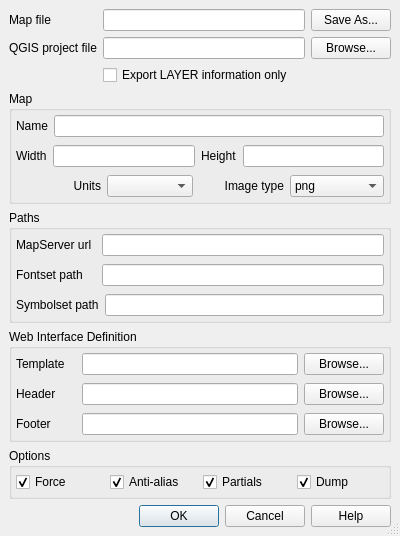
Qt form python/plugins/mapserver_export/qgsmapserverexportbase.ui (qgis/QGIS) before a commit.
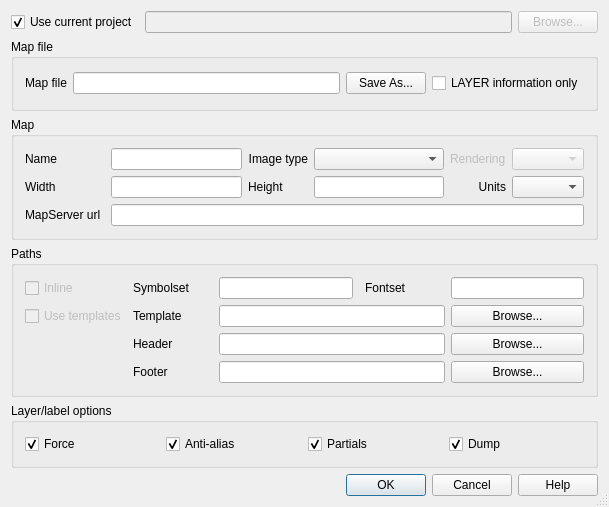
The same form after that commit.

What changed in the file:
```diff
--- a/python/plugins/mapserver_export/qgsmapserverexportbase.ui
+++ b/python/plugins/mapserver_export/qgsmapserverexportbase.ui
@@ -7,8 +7,8 @@
    <rect>
     <x>0</x>
     <y>0</y>
-    <width>400</width>
-    <height>522</height>
+    <width>609</width>
+    <height>507</height>
    </rect>
   </property>
   <property name="windowTitle">
@@ -17,177 +17,107 @@
   <property name="sizeGripEnabled">
    <bool>true</bool>
   </property>
-  <layout class="QGridLayout">
-   <property name="margin">
-    <number>9</number>
-   </property>
-   <property name="spacing">
-    <number>6</number>
-   </property>
-   <item row="5" column="0" colspan="3">
-    <widget class="QGroupBox" name="grpWeb">
+  <layout class="QGridLayout" name="gridLayout">
+   <item row="0" column="0">
+    <widget class="QCheckBox" name="checkBoxCurrentProject">
+     <property name="text">
+      <string>Use current project</string>
+     </property>
+     <property name="checked">
+      <bool>true</bool>
+     </property>
+    </widget>
+   </item>
+   <item row="0" column="1">
+    <widget class="QLineEdit" name="txtQgisFilePath">
+     <property name="enabled">
+      <bool>false</bool>
+     </property>
+     <property name="toolTip">
+      <string>Full path to the QGIS project file to export to MapServer map format</string>
+     </property>
+    </widget>
+   </item>
+   <item row="0" column="2">
+    <widget class="QPushButton" name="btnChooseProjectFile">
+     <property name="enabled">
+      <bool>false</bool>
+     </property>
+     <property name="text">
+      <string>Browse...</string>
+     </property>
+    </widget>
+   </item>
+   <item row="1" column="0" colspan="3">
+    <widget class="QGroupBox" name="groupBox">
      <property name="title">
-      <string>Web Interface Definition</string>
+      <string>Map file</string>
      </property>
-     <layout class="QGridLayout">
-      <property name="margin">
-       <number>0</number>
-      </property>
-      <property name="spacing">
-       <number>0</number>
-      </property>
+     <layout class="QGridLayout" name="gridLayout_3">
       <item row="0" column="0">
-       <layout class="QHBoxLayout">
-        <property name="spacing">
-         <number>6</number>
-        </property>
-        <property name="margin">
-         <number>4</number>
-        </property>
-        <item>
-         <widget class="QLabel" name="textLabel5_2">
-          <property name="minimumSize">
-           <size>
-            <width>60</width>
-            <height>0</height>
-           </size>
-          </property>
+       <widget class="QLabel" name="textLabel7">
           <property name="text">
-           <string>Template</string>
+         <string>Map file</string>
           </property>
           <property name="buddy">
            <cstring>txtWebTemplate</cstring>
           </property>
          </widget>
         </item>
-        <item>
-         <widget class="QLineEdit" name="txtWebTemplate">
+      <item row="0" column="1">
+       <widget class="QLineEdit" name="txtMapFilePath">
           <property name="toolTip">
            <string>Path to the MapServer template file</string>
           </property>
          </widget>
         </item>
-        <item>
-         <widget class="QPushButton" name="btnChooseTemplateFile">
+      <item row="0" column="2">
+       <widget class="QPushButton" name="btnChooseFile">
           <property name="text">
-           <string>Browse...</string>
+         <string>Save As...</string>
           </property>
          </widget>
         </item>
-       </layout>
-      </item>
-      <item row="1" column="0">
-       <layout class="QHBoxLayout">
-        <property name="spacing">
-         <number>6</number>
+      <item row="0" column="3">
+       <widget class="QCheckBox" name="chkExpLayersOnly">
+        <property name="toolTip">
+         <string>If checked, only the layer information will be processed</string>
         </property>
-        <property name="margin">
-         <number>4</number>
-        </property>
-        <item>
-         <widget class="QLabel" name="textLabel5">
-          <property name="minimumSize">
-           <size>
-            <width>60</width>
-            <height>0</height>
-           </size>
-          </property>
           <property name="text">
-           <string>Header</string>
-          </property>
-          <property name="buddy">
-           <cstring>txtWebHeader</cstring>
-          </property>
-         </widget>
-        </item>
-        <item>
-         <widget class="QLineEdit" name="txtWebHeader"/>
-        </item>
-        <item>
-         <widget class="QPushButton" name="btnChooseHeaderFile">
-          <property name="text">
-           <string>Browse...</string>
-          </property>
-         </widget>
-        </item>
-       </layout>
-      </item>
-      <item row="2" column="0">
-       <layout class="QHBoxLayout">
-        <property name="spacing">
-         <number>6</number>
-        </property>
-        <property name="margin">
-         <number>4</number>
-        </property>
-        <item>
-         <widget class="QLabel" name="textLabel5_3">
-          <property name="minimumSize">
-           <size>
-            <width>60</width>
-            <height>0</height>
-           </size>
-          </property>
-          <property name="text">
-           <string>Footer</string>
-          </property>
-          <property name="buddy">
-           <cstring>txtWebFooter</cstring>
-          </property>
-         </widget>
-        </item>
-        <item>
-         <widget class="QLineEdit" name="txtWebFooter"/>
-        </item>
-        <item>
-         <widget class="QPushButton" name="btnChooseFooterFile">
-          <property name="text">
-           <string>Browse...</string>
-          </property>
-         </widget>
-        </item>
-       </layout>
-      </item>
-     </layout>
-    </widget>
-   </item>
-   <item row="3" column="0" colspan="3">
+         <string>LAYER information only</string>
+        </property>
+       </widget>
+      </item>
+     </layout>
+    </widget>
+   </item>
+   <item row="2" column="0" colspan="3">
     <widget class="QGroupBox" name="grpMap">
      <property name="title">
       <string>Map</string>
      </property>
-     <layout class="QGridLayout">
-      <property name="margin">
-       <number>0</number>
-      </property>
-      <property name="spacing">
-       <number>0</number>
-      </property>
-      <item row="2" column="0">
-       <layout class="QHBoxLayout">
-        <property name="spacing">
-         <number>6</number>
-        </property>
-        <property name="margin">
-         <number>4</number>
-        </property>
-        <item>
-         <widget class="QLabel" name="textLabel3">
+     <layout class="QGridLayout" name="gridLayout_2">
+      <item row="0" column="0">
+       <widget class="QLabel" name="textLabel1">
+        <property name="toolTip">
+         <string/>
+        </property>
           <property name="text">
-           <string>Units</string>
-          </property>
-          <property name="alignment">
-           <set>Qt::AlignRight|Qt::AlignTrailing|Qt::AlignVCenter</set>
+         <string>Name</string>
           </property>
           <property name="buddy">
            <cstring>cmbMapUnits</cstring>
           </property>
          </widget>
         </item>
-        <item>
-         <widget class="QComboBox" name="cmbMapUnits"/>
-        </item>
-        <item>
+      <item row="0" column="1">
+       <widget class="QLineEdit" name="txtMapName">
+        <property name="toolTip">
+         <string>Prefix attached to map, scalebar and legend GIF filenames created using this MapFile</string>
+        </property>
+       </widget>
+      </item>
+      <item row="0" column="2">
          <widget class="QLabel" name="textLabel4">
           <property name="text">
            <string>Image type</string>
@@ -200,56 +130,27 @@
           </property>
          </widget>
         </item>
-        <item>
-         <widget class="QComboBox" name="cmbMapImageType">
-          <item>
-           <property name="text">
-            <string>png</string>
-           </property>
-          </item>
-          <item>
-           <property name="text">
-            <string>gif</string>
-           </property>
-          </item>
-          <item>
+      <item row="0" column="3">
+       <widget class="QComboBox" name="cmbMapImageType"/>
+      </item>
+      <item row="0" column="4">
+       <widget class="QLabel" name="label">
+        <property name="enabled">
+         <bool>false</bool>
+        </property>
            <property name="text">
-            <string>gtiff</string>
-           </property>
-          </item>
-          <item>
-           <property name="text">
-            <string>jpeg</string>
-           </property>
-          </item>
-          <item>
-           <property name="text">
-            <string>swf</string>
-           </property>
-          </item>
-          <item>
-           <property name="text">
-            <string>userdefined</string>
-           </property>
-          </item>
-          <item>
-           <property name="text">
-            <string>wbmp</string>
-           </property>
-          </item>
-         </widget>
-        </item>
-       </layout>
+         <string>Rendering</string>
+        </property>
+       </widget>
+      </item>
+      <item row="0" column="5">
+       <widget class="QComboBox" name="comboBox">
+        <property name="enabled">
+         <bool>false</bool>
+        </property>
+       </widget>
       </item>
       <item row="1" column="0">
-       <layout class="QHBoxLayout">
-        <property name="spacing">
-         <number>6</number>
-        </property>
-        <property name="margin">
-         <number>4</number>
-        </property>
-        <item>
          <widget class="QLabel" name="textLabel2">
           <property name="text">
            <string>Width</string>
@@ -259,10 +160,10 @@
           </property>
          </widget>
         </item>
-        <item>
+      <item row="1" column="1">
          <widget class="QLineEdit" name="txtMapWidth"/>
         </item>
-        <item>
+      <item row="1" column="2">
          <widget class="QLabel" name="textLabel2_2">
           <property name="text">
            <string>Height</string>
@@ -272,79 +173,185 @@
           </property>
          </widget>
         </item>
-        <item>
+      <item row="1" column="3">
          <widget class="QLineEdit" name="txtMapHeight"/>
         </item>
-       </layout>
+      <item row="1" column="4">
+       <widget class="QLabel" name="textLabel3">
+        <property name="text">
+         <string>Units</string>
+        </property>
+        <property name="alignment">
+         <set>Qt::AlignRight|Qt::AlignTrailing|Qt::AlignVCenter</set>
+        </property>
+        <property name="buddy">
+         <cstring>cmbMapUnits</cstring>
+        </property>
+       </widget>
       </item>
-      <item row="0" column="0">
-       <layout class="QHBoxLayout">
-        <property name="spacing">
-         <number>6</number>
+      <item row="1" column="5">
+       <widget class="QComboBox" name="cmbMapUnits"/>
+      </item>
+      <item row="2" column="0">
+       <widget class="QLabel" name="textLabelMapServerUrl">
+        <property name="minimumSize">
+         <size>
+          <width>80</width>
+          <height>0</height>
+         </size>
         </property>
-        <property name="margin">
-         <number>4</number>
+        <property name="text">
+         <string>MapServer url</string>
         </property>
-        <item>
-         <widget class="QLabel" name="textLabel1">
+        <property name="buddy">
+         <cstring>txtMapServerUrl</cstring>
+        </property>
+       </widget>
+      </item>
+      <item row="2" column="1" colspan="5">
+       <widget class="QLineEdit" name="txtMapServerUrl">
           <property name="toolTip">
+         <string>The URL to the mapserver executable.
+
+For example: 
+http://my.host.com/cgi-bin/mapserv.exe</string>
+        </property>
+        <property name="text">
            <string/>
           </property>
-          <property name="text">
-           <string>Name</string>
-          </property>
-          <property name="buddy">
-           <cstring>txtMapName</cstring>
-          </property>
-         </widget>
-        </item>
-        <item>
-         <widget class="QLineEdit" name="txtMapName">
-          <property name="toolTip">
-           <string>Prefix attached to map, scalebar and legend GIF filenames created using this MapFile</string>
-          </property>
-         </widget>
-        </item>
-       </layout>
-      </item>
-     </layout>
+       </widget>
+      </item>
+     </layout>
     </widget>
    </item>
+   <item row="3" column="0" colspan="3">
+    <widget class="QGroupBox" name="grpPaths">
+     <property name="title">
+      <string>Paths</string>
+     </property>
+     <layout class="QGridLayout" name="gridLayout_4">
    <item row="0" column="0">
-    <widget class="QLabel" name="textLabel7">
+       <widget class="QCheckBox" name="checkBoxInlineFontAndSymbol">
+        <property name="enabled">
+         <bool>false</bool>
+        </property>
      <property name="text">
-      <string>Map file</string>
-     </property>
-     <property name="buddy">
-      <cstring>txtMapFilePath</cstring>
+         <string>Inline</string>
+        </property>
+        <property name="checked">
+         <bool>false</bool>
      </property>
     </widget>
    </item>
    <item row="0" column="1">
-    <widget class="QLineEdit" name="txtMapFilePath">
-     <property name="toolTip">
-      <string>Name for the map file to be created from the QGIS project file</string>
-     </property>
-    </widget>
-   </item>
-   <item row="1" column="2">
-    <widget class="QPushButton" name="btnChooseProjectFile">
+       <widget class="QLabel" name="textLabelSymbolsetPath">
+        <property name="enabled">
+         <bool>true</bool>
+        </property>
+        <property name="minimumSize">
+         <size>
+          <width>80</width>
+          <height>0</height>
+         </size>
+        </property>
      <property name="text">
-      <string>Browse...</string>
-     </property>
-    </widget>
-   </item>
-   <item row="1" column="1">
-    <widget class="QLineEdit" name="txtQgisFilePath">
-     <property name="toolTip">
-      <string>Full path to the QGIS project file to export to MapServer map format</string>
+         <string>Symbolset</string>
+        </property>
+        <property name="buddy">
+         <cstring>txtSymbolsetPath</cstring>
      </property>
     </widget>
    </item>
    <item row="1" column="0">
-    <widget class="QLabel" name="textLabel7_2">
+       <widget class="QCheckBox" name="checkBoxUseTemplates">
+        <property name="enabled">
+         <bool>false</bool>
+        </property>
      <property name="text">
-      <string>QGIS project file</string>
+         <string>Use templates</string>
+        </property>
+       </widget>
+      </item>
+      <item row="1" column="2" colspan="3">
+       <widget class="QLineEdit" name="txtWebTemplate">
+        <property name="enabled">
+         <bool>true</bool>
+        </property>
+        <property name="toolTip">
+         <string>Path to the MapServer template file</string>
+        </property>
+       </widget>
+      </item>
+      <item row="1" column="5">
+       <widget class="QPushButton" name="btnChooseTemplateFile">
+        <property name="enabled">
+         <bool>true</bool>
+        </property>
+        <property name="text">
+         <string>Browse...</string>
+        </property>
+       </widget>
+      </item>
+      <item row="2" column="2" colspan="3">
+       <widget class="QLineEdit" name="txtWebHeader">
+        <property name="enabled">
+         <bool>true</bool>
+        </property>
+       </widget>
+      </item>
+      <item row="2" column="5">
+       <widget class="QPushButton" name="btnChooseHeaderFile">
+        <property name="enabled">
+         <bool>true</bool>
+        </property>
+        <property name="text">
+         <string>Browse...</string>
+        </property>
+       </widget>
+      </item>
+      <item row="3" column="2" colspan="3">
+       <widget class="QLineEdit" name="txtWebFooter">
+        <property name="enabled">
+         <bool>true</bool>
+        </property>
+       </widget>
+      </item>
+      <item row="3" column="5">
+       <widget class="QPushButton" name="btnChooseFooterFile">
+        <property name="enabled">
+         <bool>true</bool>
+        </property>
+        <property name="text">
+         <string>Browse...</string>
+        </property>
+       </widget>
+      </item>
+      <item row="0" column="5">
+       <widget class="QLineEdit" name="txtFontsetPath">
+        <property name="enabled">
+         <bool>true</bool>
+        </property>
+        <property name="toolTip">
+         <string>The file name of the fonts file.</string>
+        </property>
+        <property name="text">
+         <string/>
+        </property>
+       </widget>
+      </item>
+      <item row="0" column="4">
+       <widget class="QLabel" name="textLabelFontsetPath">
+        <property name="enabled">
+         <bool>true</bool>
+        </property>
+        <property name="minimumSize">
+         <size>
+          <width>80</width>
+          <height>0</height>
+         </size>
+        </property>
+        <property name="text">
+         <string>Fontset</string>
      </property>
      <property name="buddy">
       <cstring>txtQgisFilePath</cstring>
@@ -352,30 +359,86 @@
     </widget>
    </item>
    <item row="0" column="2">
-    <widget class="QPushButton" name="btnChooseFile">
-     <property name="text">
-      <string>Save As...</string>
-     </property>
-    </widget>
-   </item>
-   <item row="2" column="1" colspan="2">
-    <widget class="QCheckBox" name="chkExpLayersOnly">
+       <widget class="QLineEdit" name="txtSymbolsetPath">
+        <property name="enabled">
+         <bool>true</bool>
+        </property>
      <property name="toolTip">
       <string>If checked, only the layer information will be processed</string>
      </property>
      <property name="text">
-      <string>Export LAYER information only</string>
+         <string/>
      </property>
     </widget>
    </item>
-   <item row="7" column="0" colspan="3">
+      <item row="1" column="1">
+       <widget class="QLabel" name="textLabel5_2">
+        <property name="enabled">
+         <bool>true</bool>
+        </property>
+        <property name="minimumSize">
+         <size>
+          <width>60</width>
+          <height>0</height>
+         </size>
+        </property>
+        <property name="text">
+         <string>Template</string>
+        </property>
+        <property name="buddy">
+         <cstring>txtWebTemplate</cstring>
+        </property>
+       </widget>
+      </item>
+      <item row="2" column="1">
+       <widget class="QLabel" name="textLabel5">
+        <property name="enabled">
+         <bool>true</bool>
+        </property>
+        <property name="minimumSize">
+         <size>
+          <width>60</width>
+          <height>0</height>
+         </size>
+        </property>
+        <property name="text">
+         <string>Header</string>
+        </property>
+        <property name="buddy">
+         <cstring>txtWebHeader</cstring>
+        </property>
+       </widget>
+      </item>
+      <item row="3" column="1">
+       <widget class="QLabel" name="textLabel5_3">
+        <property name="enabled">
+         <bool>true</bool>
+        </property>
+        <property name="minimumSize">
+         <size>
+          <width>60</width>
+          <height>0</height>
+         </size>
+        </property>
+        <property name="text">
+         <string>Footer</string>
+        </property>
+        <property name="buddy">
+         <cstring>txtWebFooter</cstring>
+        </property>
+       </widget>
+      </item>
+     </layout>
+    </widget>
+   </item>
+   <item row="6" column="0" colspan="3">
     <widget class="QDialogButtonBox" name="buttonBox">
      <property name="standardButtons">
       <set>QDialogButtonBox::Cancel|QDialogButtonBox::Help|QDialogButtonBox::Ok</set>
      </property>
     </widget>
    </item>
-   <item row="6" column="0" colspan="3">
+   <item row="4" column="0" colspan="3">
     <widget class="QGroupBox" name="grpOptions">
      <property name="sizePolicy">
       <sizepolicy hsizetype="Expanding" vsizetype="Fixed">
@@ -384,24 +447,10 @@
       </sizepolicy>
      </property>
      <property name="title">
-      <string>Options</string>
+      <string>Layer/label options</string>
      </property>
-     <layout class="QGridLayout" name="gridLayout" rowstretch="0" rowminimumheight="0">
-      <property name="margin">
-       <number>0</number>
-      </property>
-      <property name="spacing">
-       <number>0</number>
-      </property>
+     <layout class="QGridLayout" name="gridLayout_5">
       <item row="0" column="0">
-       <layout class="QHBoxLayout" name="optionsLayout" stretch="0,0,0,0">
-        <property name="sizeConstraint">
-         <enum>QLayout::SetDefaultConstraint</enum>
-        </property>
-        <property name="margin">
-         <number>4</number>
-        </property>
-        <item>
          <widget class="QCheckBox" name="checkBoxForce">
           <property name="toolTip">
            <string>Forces labels on, regardless of collisions. Available only for cached labels.</string>
@@ -414,7 +463,7 @@
           </property>
          </widget>
         </item>
-        <item>
+      <item row="0" column="1">
          <widget class="QCheckBox" name="checkBoxAntiAlias">
           <property name="toolTip">
            <string>Should text be antialiased? Note that this requires more available colors, decreases drawing performance, and results in slightly larger output images.</string>
@@ -427,7 +476,7 @@
           </property>
          </widget>
         </item>
-        <item>
+      <item row="0" column="2">
          <widget class="QCheckBox" name="checkBoxPartials">
           <property name="toolTip">
            <string>Can text run off the edge of the map?</string>
@@ -440,7 +489,7 @@
           </property>
          </widget>
         </item>
-        <item>
+      <item row="0" column="3">
          <widget class="QCheckBox" name="checkBoxDump">
           <property name="toolTip">
            <string>Check to allow MapServer to return data in GML format. Useful when used with WMS GetFeatureInfo operations.</string>
@@ -454,143 +503,6 @@
          </widget>
         </item>
        </layout>
-      </item>
-     </layout>
-    </widget>
-   </item>
-   <item row="4" column="0" colspan="3">
-    <widget class="QGroupBox" name="grpPaths">
-     <property name="title">
-      <string>Paths</string>
-     </property>
-     <layout class="QGridLayout" name="gridLayout_2">
-      <property name="margin">
-       <number>0</number>
-      </property>
-      <property name="spacing">
-       <number>0</number>
-      </property>
-      <item row="0" column="0">
-       <layout class="QHBoxLayout" name="horizontalLayout">
-        <property name="margin">
-         <number>4</number>
-        </property>
-        <item>
-         <widget class="QLabel" name="textLabelMapServerUrl">
-          <property name="minimumSize">
-           <size>
-            <width>80</width>
-            <height>0</height>
-           </size>
-          </property>
-          <property name="text">
-           <string>MapServer url</string>
-          </property>
-          <property name="buddy">
-           <cstring>txtMapServerUrl</cstring>
-          </property>
-         </widget>
-        </item>
-        <item>
-         <widget class="QLineEdit" name="txtMapServerUrl">
-          <property name="toolTip">
-           <string>&lt;!DOCTYPE HTML PUBLIC &quot;-//W3C//DTD HTML 4.0//EN&quot; &quot;http://www.w3.org/TR/REC-html40/strict.dtd&quot;&gt;
-&lt;html&gt;&lt;head&gt;&lt;meta name=&quot;qrichtext&quot; content=&quot;1&quot; /&gt;&lt;style type=&quot;text/css&quot;&gt;
-p, li { white-space: pre-wrap; }
-&lt;/style&gt;&lt;/head&gt;&lt;body style=&quot; font-family:'MS Shell Dlg 2'; font-size:8.25pt; font-weight:400; font-style:normal;&quot;&gt;
-&lt;p style=&quot; margin-top:0px; margin-bottom:0px; margin-left:0px; margin-right:0px; -qt-block-indent:0; text-indent:0px;&quot;&gt;&lt;span style=&quot; font-size:8pt;&quot;&gt;The URL to the mapserver executable.&lt;/span&gt;&lt;/p&gt;
-&lt;p style=&quot;-qt-paragraph-type:empty; margin-top:0px; margin-bottom:0px; margin-left:0px; margin-right:0px; -qt-block-indent:0; text-indent:0px; font-size:8pt;&quot;&gt;&lt;/p&gt;
-&lt;p style=&quot; margin-top:0px; margin-bottom:0px; margin-left:0px; margin-right:0px; -qt-block-indent:0; text-indent:0px;&quot;&gt;&lt;span style=&quot; font-size:8pt;&quot;&gt;For example: &lt;/span&gt;&lt;/p&gt;
-&lt;p style=&quot; margin-top:0px; margin-bottom:0px; margin-left:0px; margin-right:0px; -qt-block-indent:0; text-indent:0px;&quot;&gt;&lt;span style=&quot; font-size:8pt;&quot;&gt;http://my.host.com/cgi-bin/mapserv.exe&lt;/span&gt;&lt;/p&gt;&lt;/body&gt;&lt;/html&gt;</string>
-          </property>
-          <property name="text">
-           <string/>
-          </property>
-         </widget>
-        </item>
-       </layout>
-      </item>
-      <item row="1" column="0">
-       <layout class="QHBoxLayout" name="horizontalLayout_2">
-        <property name="margin">
-         <number>4</number>
-        </property>
-        <item>
-         <widget class="QLabel" name="textLabelFontsetPath">
-          <property name="minimumSize">
-           <size>
-            <width>80</width>
-            <height>0</height>
-           </size>
-          </property>
-          <property name="text">
-           <string>Fontset path</string>
-          </property>
-          <property name="buddy">
-           <cstring>txtFontsetPath</cstring>
-          </property>
-         </widget>
-        </item>
-        <item>
-         <widget class="QLineEdit" name="txtFontsetPath">
-          <property name="toolTip">
-           <string>&lt;!DOCTYPE HTML PUBLIC &quot;-//W3C//DTD HTML 4.0//EN&quot; &quot;http://www.w3.org/TR/REC-html40/strict.dtd&quot;&gt;
-&lt;html&gt;&lt;head&gt;&lt;meta name=&quot;qrichtext&quot; content=&quot;1&quot; /&gt;&lt;style type=&quot;text/css&quot;&gt;
-p, li { white-space: pre-wrap; }
-&lt;/style&gt;&lt;/head&gt;&lt;body style=&quot; font-family:'MS Shell Dlg 2'; font-size:8.25pt; font-weight:400; font-style:normal;&quot;&gt;
-&lt;p style=&quot; margin-top:0px; margin-bottom:0px; margin-left:0px; margin-right:0px; -qt-block-indent:0; text-indent:0px;&quot;&gt;&lt;span style=&quot; font-size:8pt;&quot;&gt;The URL to the mapserver executable.&lt;/span&gt;&lt;/p&gt;
-&lt;p style=&quot;-qt-paragraph-type:empty; margin-top:0px; margin-bottom:0px; margin-left:0px; margin-right:0px; -qt-block-indent:0; text-indent:0px; font-size:8pt;&quot;&gt;&lt;/p&gt;
-&lt;p style=&quot; margin-top:0px; margin-bottom:0px; margin-left:0px; margin-right:0px; -qt-block-indent:0; text-indent:0px;&quot;&gt;&lt;span style=&quot; font-size:8pt;&quot;&gt;For example: &lt;/span&gt;&lt;/p&gt;
-&lt;p style=&quot; margin-top:0px; margin-bottom:0px; margin-left:0px; margin-right:0px; -qt-block-indent:0; text-indent:0px;&quot;&gt;&lt;span style=&quot; font-size:8pt;&quot;&gt;http://my.host.com/cgi-bin/mapserv.exe&lt;/span&gt;&lt;/p&gt;&lt;/body&gt;&lt;/html&gt;</string>
-          </property>
-          <property name="text">
-           <string/>
-          </property>
-         </widget>
-        </item>
-       </layout>
-      </item>
-      <item row="2" column="0">
-       <layout class="QHBoxLayout" name="horizontalLayout_3">
-        <property name="margin">
-         <number>4</number>
-        </property>
-        <item>
-         <widget class="QLabel" name="textLabelSymbolsetPath">
-          <property name="minimumSize">
-           <size>
-            <width>80</width>
-            <height>0</height>
-           </size>
-          </property>
-          <property name="text">
-           <string>Symbolset path</string>
-          </property>
-          <property name="buddy">
-           <cstring>txtSymbolsetPath</cstring>
-          </property>
-         </widget>
-        </item>
-        <item>
-         <widget class="QLineEdit" name="txtSymbolsetPath">
-          <property name="toolTip">
-           <string>&lt;!DOCTYPE HTML PUBLIC &quot;-//W3C//DTD HTML 4.0//EN&quot; &quot;http://www.w3.org/TR/REC-html40/strict.dtd&quot;&gt;
-&lt;html&gt;&lt;head&gt;&lt;meta name=&quot;qrichtext&quot; content=&quot;1&quot; /&gt;&lt;style type=&quot;text/css&quot;&gt;
-p, li { white-space: pre-wrap; }
-&lt;/style&gt;&lt;/head&gt;&lt;body style=&quot; font-family:'MS Shell Dlg 2'; font-size:8.25pt; font-weight:400; font-style:normal;&quot;&gt;
-&lt;p style=&quot; margin-top:0px; margin-bottom:0px; margin-left:0px; margin-right:0px; -qt-block-indent:0; text-indent:0px;&quot;&gt;&lt;span style=&quot; font-size:8pt;&quot;&gt;The URL to the mapserver executable.&lt;/span&gt;&lt;/p&gt;
-&lt;p style=&quot;-qt-paragraph-type:empty; margin-top:0px; margin-bottom:0px; margin-left:0px; margin-right:0px; -qt-block-indent:0; text-indent:0px; font-size:8pt;&quot;&gt;&lt;/p&gt;
-&lt;p style=&quot; margin-top:0px; margin-bottom:0px; margin-left:0px; margin-right:0px; -qt-block-indent:0; text-indent:0px;&quot;&gt;&lt;span style=&quot; font-size:8pt;&quot;&gt;For example: &lt;/span&gt;&lt;/p&gt;
-&lt;p style=&quot; margin-top:0px; margin-bottom:0px; margin-left:0px; margin-right:0px; -qt-block-indent:0; text-indent:0px;&quot;&gt;&lt;span style=&quot; font-size:8pt;&quot;&gt;http://my.host.com/cgi-bin/mapserv.exe&lt;/span&gt;&lt;/p&gt;&lt;/body&gt;&lt;/html&gt;</string>
-          </property>
-          <property name="text">
-           <string/>
-          </property>
-         </widget>
-        </item>
-       </layout>
-      </item>
-     </layout>
     </widget>
    </item>
   </layout>
```
Left out of the diff: 41 changed lines with no effect on the pictures. Lines whose indentation alone changed are shown as unchanged.
